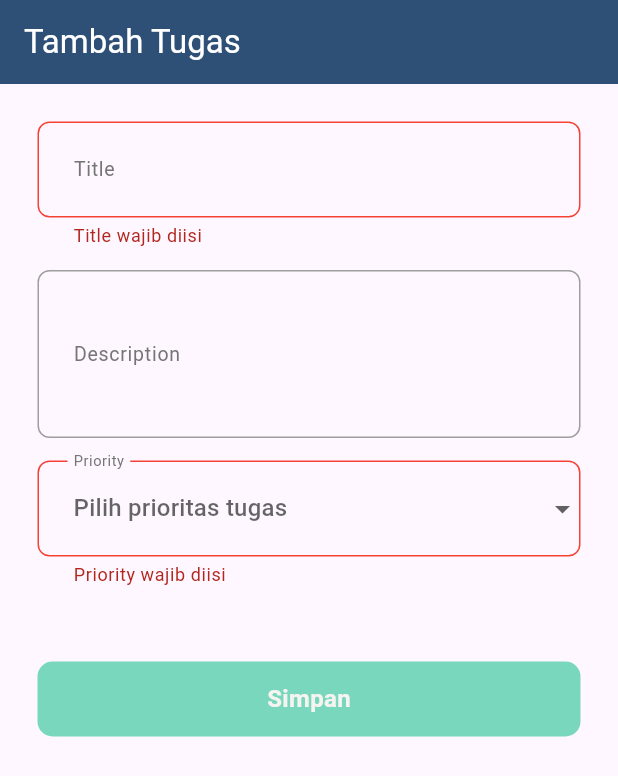
After one commit to dimelang/Fullstack-Course, a Flutter app: the CreatTaskPage screen opened directly, after a tap on "Simpan", on a phone screen of 412 x 824 dp. The commit adds this screen. Shown: the top 776 px of the screen. Run offline on Flutter 3.47's test engine with Material 3 defaults, Android fonts, the phone set to English and light mode, and no system bars; our stand-ins replace bloc, flutter_bloc, shared_preferences; accounts and stored records are empty.

Commit message:
Fullstack training source program

```diff
--- a/Frontend/belajar_http_dan_local_storage/lib/main.dart
+++ b/Frontend/belajar_http_dan_local_storage/lib/main.dart
@@ -36,6 +36,7 @@ class MyApp extends StatelessWidget {
   @override
   Widget build(BuildContext context) {
     return MaterialApp(
+      debugShowCheckedModeBanner: false,
       title: 'Flutter http and local storage demo',
       initialRoute: '/login',
       onGenerateRoute: (settings) {
--- a/Frontend/belajar_http_dan_local_storage/lib/model/Task/TaskPostRequest.dart
+++ b/Frontend/belajar_http_dan_local_storage/lib/model/Task/TaskPostRequest.dart
@@ -1,5 +1,4 @@
 class Taskpostrequest {
-  final int id;
   final String title;
   final String description;
   final String priority;
@@ -8,8 +7,7 @@ class Taskpostrequest {
 
   // constructor
   Taskpostrequest(
-      {required this.id,
-      required this.title,
+      {required this.title,
       required this.description,
       required this.priority,
       required this.status,
@@ -18,7 +16,6 @@ class Taskpostrequest {
   // convert JSON to Task class
   factory Taskpostrequest.fromJson(Map<String, dynamic> json) {
     return Taskpostrequest(
-        id: json['id'],
         title: json['title'],
         description: json['description'],
         priority: json['priority'],
@@ -29,7 +26,6 @@ class Taskpostrequest {
   // convert Task class to JSON
   Map<String, dynamic> toJson() {
     return {
-      'id': id,
       'title': title,
       'description': description,
       'priority': priority,
--- /dev/null
+++ b/Frontend/belajar_http_dan_local_storage/lib/pages/AddTaskpage.dart
@@ -0,0 +1,199 @@
+import 'package:belajar_http_dan_local_storage/helper/Helper.dart';
+import 'package:belajar_http_dan_local_storage/model/Task/TaskPostRequest.dart';
+import 'package:belajar_http_dan_local_storage/provider/UserProvider.dart';
+import 'package:belajar_http_dan_local_storage/service/TaskService.dart';
+import 'package:flutter/material.dart';
+import 'package:provider/provider.dart';
+
+class CreatTaskPage extends StatefulWidget {
+  const CreatTaskPage({super.key});
+
+  @override
+  State<CreatTaskPage> createState() => _CreatTaskPageState();
+}
+
+class _CreatTaskPageState extends State<CreatTaskPage> {
+  final Taskservice taskservice = Taskservice();
+  final Helper helper = Helper();
+  final _formKey = GlobalKey<FormState>();
+
+  final TextEditingController _titleController = TextEditingController();
+  final TextEditingController _descriptionController = TextEditingController();
+  final List<String> priorities = ["LOW", "MEDIUM", "HIGH"];
+  String? _selected_item;
+
+  @override
+  Widget build(BuildContext context) {
+    final _currentUser = Provider.of<Userprovider>(context).getUser()?.id;
+    return Scaffold(
+      appBar: AppBar(
+        backgroundColor: Color(helper.colorFromHex('#2E5077')),
+        automaticallyImplyLeading: false,
+        title: const Text(
+          "Tambah Tugas",
+          style: TextStyle(color: Colors.white),
+        ),
+      ),
+      body: Column(
+        children: [
+          Form(
+              key: _formKey,
+              child: Padding(
+                padding: EdgeInsets.all(25),
+                child: Column(
+                  spacing: 15,
+                  children: [
+                    TextFormField(
+                      controller: _titleController,
+                      decoration: InputDecoration(
+                        contentPadding: EdgeInsets.all(20),
+                        labelStyle: TextStyle(
+                            fontSize: 13, color: Colors.grey.shade600),
+                        focusedErrorBorder: OutlineInputBorder(
+                            borderSide: BorderSide(color: Colors.red.shade500),
+                            borderRadius: BorderRadius.circular(8)),
+                        errorBorder: OutlineInputBorder(
+                            borderSide: BorderSide(color: Colors.red.shade500),
+                            borderRadius: BorderRadius.circular(8)),
+                        enabledBorder: OutlineInputBorder(
+                            borderSide: BorderSide(color: Colors.grey.shade500),
+                            borderRadius: BorderRadius.circular(8)),
+                        focusedBorder: OutlineInputBorder(
+                            borderSide: BorderSide(
+                                color: Color(helper.colorFromHex('#4DA1A9')),
+                                width: 1.5),
+                            borderRadius: BorderRadius.circular(8)),
+                        labelText: 'Title',
+                      ),
+                      validator: (value) {
+                        if (value == null || value.isEmpty) {
+                          return "Title wajib diisi";
+                        }
+                        return null;
+                      },
+                    ),
+                    TextFormField(
+                        controller: _descriptionController,
+                        minLines: 3,
+                        maxLines: 5,
+                        decoration: InputDecoration(
+                          contentPadding: EdgeInsets.all(20),
+                          labelStyle: TextStyle(
+                              fontSize: 13, color: Colors.grey.shade600),
+                          focusedErrorBorder: OutlineInputBorder(
+                              borderSide:
+                                  BorderSide(color: Colors.red.shade500),
+                              borderRadius: BorderRadius.circular(8)),
+                          errorBorder: OutlineInputBorder(
+                              borderSide:
+                                  BorderSide(color: Colors.red.shade500),
+                              borderRadius: BorderRadius.circular(8)),
+                          enabledBorder: OutlineInputBorder(
+                              borderSide:
+                                  BorderSide(color: Colors.grey.shade500),
+                              borderRadius: BorderRadius.circular(8)),
+                          focusedBorder: OutlineInputBorder(
+                              borderSide: BorderSide(
+                                  color: Color(helper.colorFromHex('#4DA1A9')),
+                                  width: 1.5),
+                              borderRadius: BorderRadius.circular(8)),
+                          labelText: 'Description',
+                        )),
+                    DropdownButtonFormField(
+                      hint: Text("Pilih prioritas tugas"),
+                      value: _selected_item,
+                      decoration: InputDecoration(
+                          contentPadding: EdgeInsets.all(20),
+                          labelStyle: TextStyle(
+                              fontSize: 13, color: Colors.grey.shade600),
+                          focusedErrorBorder: OutlineInputBorder(
+                              borderSide:
+                                  BorderSide(color: Colors.red.shade500),
+                              borderRadius: BorderRadius.circular(8)),
+                          errorBorder: OutlineInputBorder(
+                              borderSide:
+                                  BorderSide(color: Colors.red.shade500),
+                              borderRadius: BorderRadius.circular(8)),
+                          enabledBorder: OutlineInputBorder(
+                              borderSide:
+                                  BorderSide(color: Colors.grey.shade500),
+                              borderRadius: BorderRadius.circular(8)),
+                          focusedBorder: OutlineInputBorder(
+                              borderSide: BorderSide(
+                                  color: Color(helper.colorFromHex('#4DA1A9')),
+                                  width: 1.5),
+                              borderRadius: BorderRadius.circular(8)),
+                          labelText: 'Priority'),
+                      items: priorities.map(
+                        (e) {
+                          return DropdownMenuItem(value: e, child: Text(e));
+                        },
+                      ).toList(),
+                      onChanged: (value) {
+                        setState(() {
+                          _selected_item = value;
+                        });
+                      },
+                      validator: (value) {
+                        if (value == null) {
+                          return "Priority wajib diisi";
+                        }
+                        return null;
+                      },
+                    )
+                  ],
+                ),
+              )),
+          Padding(
+            padding: EdgeInsets.all(25),
+            child: SizedBox(
+              height: 50,
+              child: Material(
+                borderRadius: BorderRadius.circular(10),
+                color: Color(helper.colorFromHex('#79D7BE')),
+                child: InkWell(
+                  onTap: () async {
+                    if (_formKey.currentState!.validate()) {
+                      Taskpostrequest task = Taskpostrequest(
+                          title: _titleController.text,
+                          description: _descriptionController.text,
+                          priority: _selected_item!,
+                          status: false,
+                          user_id: _currentUser!);
+                      bool response = await taskservice.createTask(task);
+                      ScaffoldMessenger.of(context).showSnackBar(SnackBar(
+                          content: Text(response
+                              ? "Berhasil menambahkan task"
+                              : "gagal menambahkan task"),
+                          backgroundColor: response
+                              ? Color(Helper().colorFromHex("#16C47F"))
+                              : Color(Helper().colorFromHex("#F93827"))));
+                      if (response) {
+                        Future.delayed(Duration(seconds: 1)).then(
+                          (value) {
+                            Navigator.pop(context, response);
+                          },
+                        );
+                      }
+                    }
+                  },
+                  child: Center(
+                    child: Center(
+                      child: Text(
+                        'Simpan',
+                        style: TextStyle(
+                            fontSize: 16,
+                            fontWeight: FontWeight.bold,
+                            color: Color(helper.colorFromHex('#F6F4F0'))),
+                      ),
+                    ),
+                  ),
+                ),
+              ),
+            ),
+          )
+        ],
+      ),
+    );
+  }
+}
--- a/Frontend/belajar_http_dan_local_storage/lib/service/UserService.dart
+++ b/Frontend/belajar_http_dan_local_storage/lib/service/UserService.dart
@@ -47,11 +47,13 @@ class Userservice {
       if (response.statusCode == 200) {
         var data = jsonDecode(response.body);
         return parseUserResponse(data);
+      } else if (response.statusCode == 404) {
+        throw Exception('Pengguna tidak ditemukan');
       } else {
         throw Exception('Gagal login: ${response.statusCode}');
       }
     } catch (e) {
-      throw Exception('Error saat mendapatkan data: ${e}');
+      throw Exception('${e}');
     }
   }
 
```
Also changed, not shown: Frontend/belajar_http_dan_local_storage/lib/pages/Homepage.dart (+79 -10 lines), Frontend/belajar_http_dan_local_storage/lib/pages/Loginpage.dart (+11 -8 lines), Frontend/belajar_http_dan_local_storage/lib/pages/UpdateTaskpage.dart (added, +208 -0 lines), Frontend/belajar_http_dan_local_storage/lib/service/TaskService.dart (+63 -1 lines), 2 other files.
